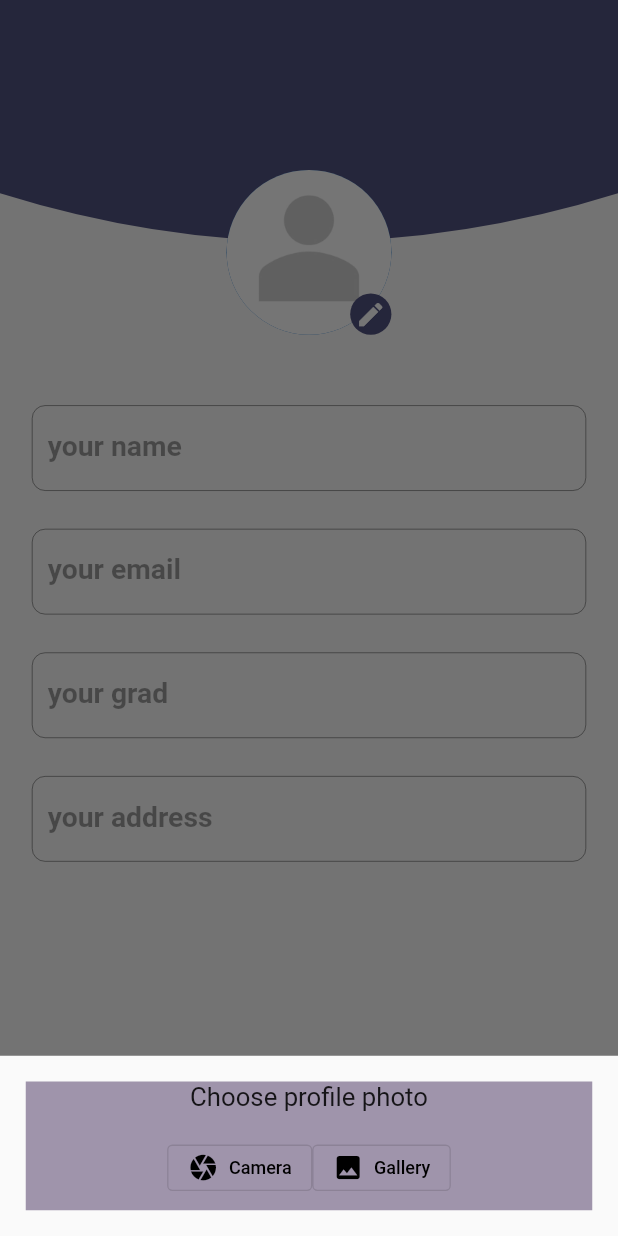
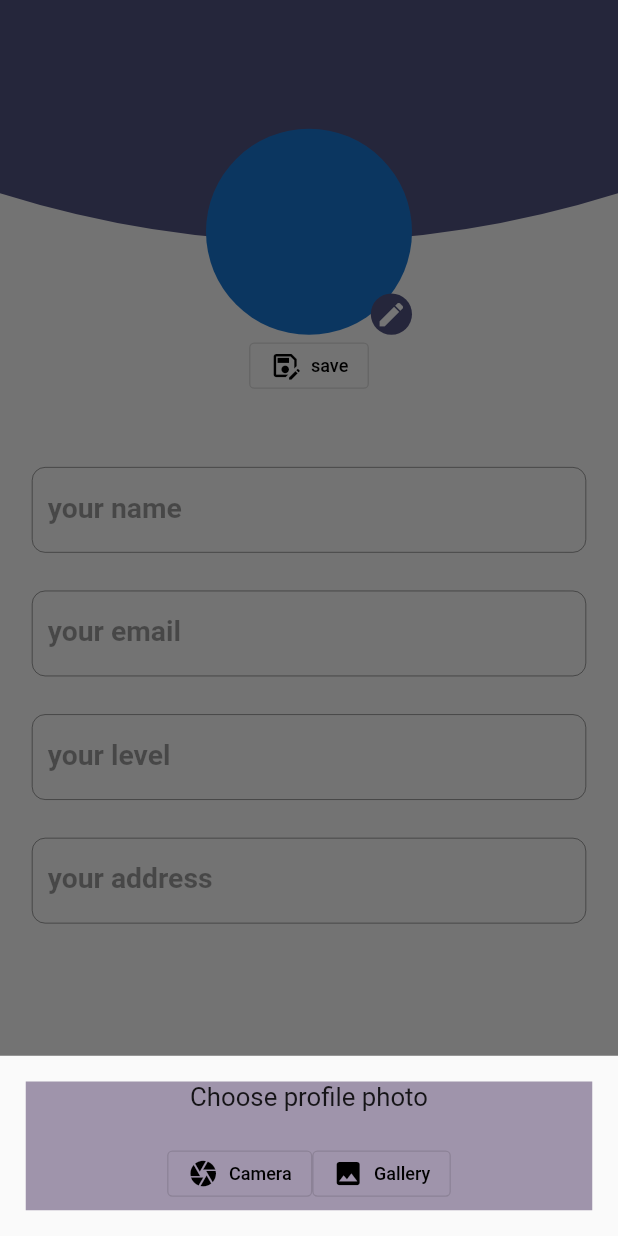
Before and after one commit to mo87654/User_App, a Flutter app: the MyAccount widget shown alone on an empty page, opened directly, after a tap on the "edit" icon, on a phone screen of 412 x 824 dp. Run offline on Flutter 3.47's test engine with Material 2 defaults, Android fonts, the light colour scheme and no system bars; our stand-ins replace animated_bottom_navigation_bar, cloud_firestore, country_picker, firebase_auth, firebase_core, flutter_local_notifications and 5 more; accounts and stored records are empty.

Commit message:
update/ manar

```diff
--- a/lib/layout/user_layout.dart
+++ b/lib/layout/user_layout.dart
@@ -88,6 +88,7 @@ class _UserLayoutState extends State<UserLayout> {
     return Scaffold(
       drawerEnableOpenDragGesture: false,
       appBar: AppBar(
+
         backgroundColor: Color(0xff515281),
         leading: leadingicon[2 - _currentIndex],
         title: Text(
@@ -99,6 +100,8 @@ class _UserLayoutState extends State<UserLayout> {
       ),
       drawer:   SafeArea(
         child: Drawer(
+          shadowColor: Color(0xff4d6aaa),
+       backgroundColor: Colors.white70,
           child: Column(
             children: [
               ListTile(
--- a/lib/modules/my_account screen/My_account.dart
+++ b/lib/modules/my_account screen/My_account.dart
@@ -4,6 +4,7 @@ import 'package:firebase_auth/firebase_auth.dart';
 import 'package:flutter/material.dart';
 import 'package:image_picker/image_picker.dart';
 import 'package:cloud_firestore/cloud_firestore.dart';
+import 'package:shared_preferences/shared_preferences.dart';
 
 class MyAccount extends StatefulWidget {
   const MyAccount({Key? key}) : super(key: key);
@@ -31,8 +32,22 @@ class _MyAccountState extends State<MyAccount> {
      return result.data()??['name'];
 
   }
+  Future<void> savephoto(Path) async {
+    SharedPreferences saveimage = await SharedPreferences.getInstance();
+    saveimage.setString("imagepath", Path);
 
 
+  }
+
+  Future<void> loadimage() async {
+    SharedPreferences saveimage = await SharedPreferences.getInstance();
+    setState(() {
+      _imagepath= saveimage.getString("imagepath");
+    });
+  }
+
+
+  String? _imagepath;
   final ImagePicker picker = ImagePicker();
   Color purple = const Color.fromRGBO(38, 107, 128, 0.9490196078431372);
   Color lpurplet = const Color.fromRGBO(0, 102, 128, 0.9490196078431372);
@@ -47,11 +62,13 @@ class _MyAccountState extends State<MyAccount> {
 
     super.initState();
     initUser();
+    loadimage();
   }
   initUser() async {
 
     setState(() {
       getuserinfo();
+
     });
   }
 
@@ -107,7 +124,9 @@ class _MyAccountState extends State<MyAccount> {
                         alignment: AlignmentDirectional.bottomEnd,
                      clipBehavior: Clip.none,
                       children:<Widget>[
-                    CircleAvatar(
+                        _imagepath != null?
+                        CircleAvatar(backgroundImage: FileImage(File(_imagepath!)),radius: 80,)
+                   :CircleAvatar(
                         radius: 64,
                         backgroundImage: _imageFile == null ?
                          AssetImage("assets/images/User3.jpg")
@@ -133,6 +152,20 @@ class _MyAccountState extends State<MyAccount> {
 
           ),
                   ],
+                ),
+              ),
+              OutlinedButton.icon(
+                icon: const Icon(Icons.save_as_outlined,
+                  color: Colors.black,
+                ),
+                onPressed: () {
+                  savephoto(_imageFile?.path);
+                },
+                label: const Text("save",
+                  style: TextStyle(
+                    color: Colors.black,
+
+                  ),
                 ),
               ),
             ],
@@ -230,7 +263,7 @@ class _MyAccountState extends State<MyAccount> {
                           if(snapshot.connectionState == ConnectionState.waiting) {
                             return Center(child: CircularProgressIndicator());
                           }
-                          // تعيين النص المستلم من قاعدة البيانات في حقل Textformfield
+
                           gradController.text = snapshot.data['grad'].toString();
                           return TextFormField(
 
@@ -243,7 +276,7 @@ class _MyAccountState extends State<MyAccount> {
                                   width: 2.0,
                                 ),
                               ),
-                              labelText: 'your grad',
+                              labelText: 'your level',
                             ),
                             readOnly: true,
                             style: TextStyle
@@ -332,7 +365,8 @@ class _MyAccountState extends State<MyAccount> {
           const SizedBox(
             height: 20,
           ),
-          Row(
+          Expanded(
+            child: Row(
 
               mainAxisAlignment: MainAxisAlignment.center,
               children: <Widget>[
@@ -367,6 +401,7 @@ class _MyAccountState extends State<MyAccount> {
 
                 ),
               ],
+            ),
           )
         ],
       ),
--- a/pubspec.yaml
+++ b/pubspec.yaml
@@ -52,7 +52,7 @@ dependencies:
   flutter_foreground_task: ^4.1.0
   timezone: ^0.9.2
   intl: ^0.17.0
-  shared_preferences: ^2.1.0
+  shared_preferences: ^2.1.1
   path_provider: ^2.0.15
   firebase_storage: ^11.1.2
   splashscreen: ^1.3.5
```
Also changed, not shown: lib/modules/notifications screen/notification.dart (+8 -5 lines), pubspec.lock. Lines whose indentation alone changed are shown as unchanged.
